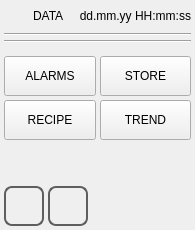
MECTsrl/mect_plugins, file qt_library/ATCMsystem/data_manager.ui: the form before one commit.
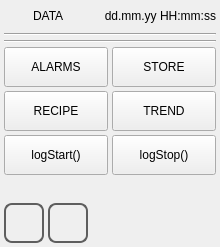
The form after the commit. Icons and pictures are not drawn.

Commit message: new logStart()+logStop() buttons in menu > data

Diff of the .ui file:
```diff
--- a/qt_library/ATCMsystem/data_manager.ui
+++ b/qt_library/ATCMsystem/data_manager.ui
@@ -6,7 +6,7 @@
    <rect>
     <x>0</x>
     <y>0</y>
-    <width>184</width>
+    <width>220</width>
     <height>230</height>
    </rect>
   </property>
@@ -229,6 +229,50 @@
        </property>
       </widget>
      </item>
+     <item row="3" column="0">
+      <widget class="QPushButton" name="pushButtonLogStart">
+       <property name="minimumSize">
+        <size>
+         <width>0</width>
+         <height>40</height>
+        </size>
+       </property>
+       <property name="maximumSize">
+        <size>
+         <width>16777215</width>
+         <height>40</height>
+        </size>
+       </property>
+       <property name="focusPolicy">
+        <enum>Qt::NoFocus</enum>
+       </property>
+       <property name="text">
+        <string>logStart()</string>
+       </property>
+      </widget>
+     </item>
+     <item row="3" column="1">
+      <widget class="QPushButton" name="pushButtonLogStop">
+       <property name="minimumSize">
+        <size>
+         <width>0</width>
+         <height>40</height>
+        </size>
+       </property>
+       <property name="maximumSize">
+        <size>
+         <width>16777215</width>
+         <height>40</height>
+        </size>
+       </property>
+       <property name="focusPolicy">
+        <enum>Qt::NoFocus</enum>
+       </property>
+       <property name="text">
+        <string>logStop()</string>
+       </property>
+      </widget>
+     </item>
     </layout>
    </item>
    <item>
```
The commit also changes 2 other files.
